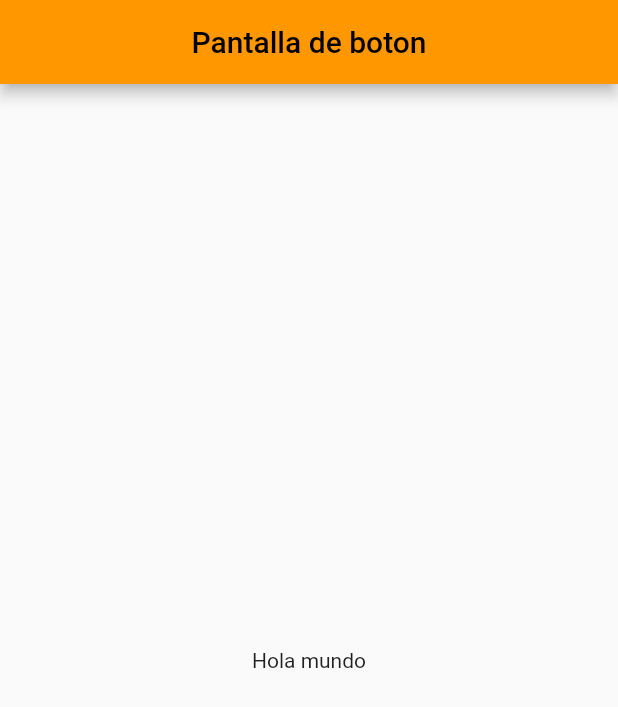
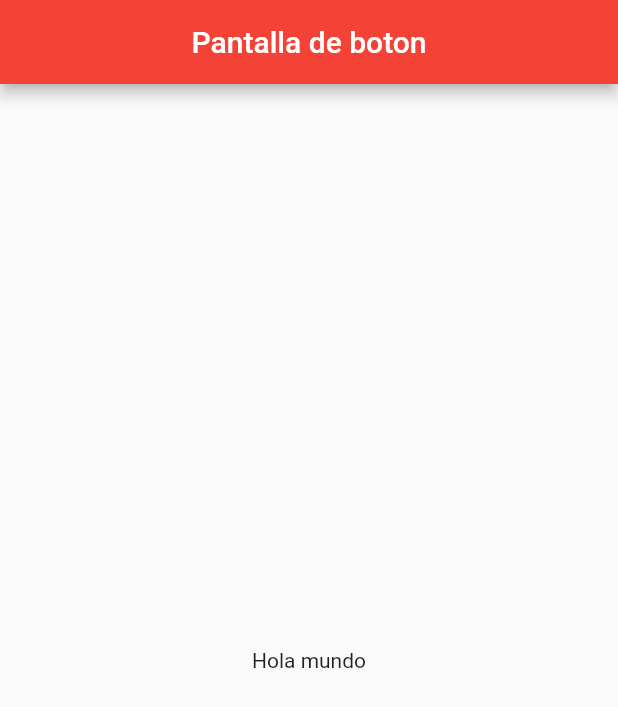
Before and after one commit to RicardoRdzPonce/avsad, a Flutter app: the screen it shows after launch, on a phone screen of 412 x 824 dp. Shown: the top 707 px of the screen. Run offline on Flutter 3.47's test engine with Material 2 defaults, Android fonts, the phone set to English and light mode, and no system bars.

```diff
--- a/lib/main.dart
+++ b/lib/main.dart
@@ -10,7 +10,7 @@ class MyApp extends StatelessWidget {
     return MaterialApp(
       debugShowCheckedModeBanner: false,
       home: Boton_flotante(),
-      theme: ThemeData(primarySwatch: Colors.orange),
+      theme: ThemeData(primarySwatch: Colors.red),
     );
   }
 }
```
Also changed, not shown: 1 other file.
